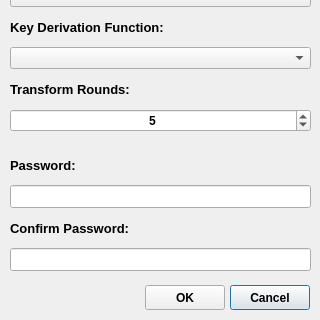
Before: the Qt Designer form Forms/DatabaseCreator.ui in AdrianoGoede/PassForge, drawn with Qt 5; both pictures show x 0 to 320 and y 250 to 570 of the 320 by 570 pixel window.
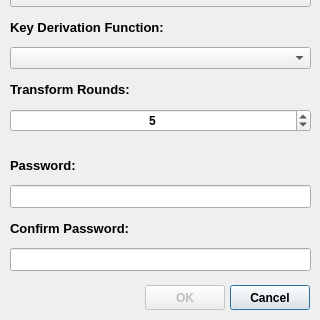
After: the same form once the commit is applied. Icons and pictures are not drawn.

What changed in the file:
```diff
--- a/Forms/DatabaseCreator.ui
+++ b/Forms/DatabaseCreator.ui
@@ -53,6 +53,9 @@
    </property>
   </widget>
   <widget class="QPushButton" name="OkPushButton">
+   <property name="enabled">
+    <bool>false</bool>
+   </property>
    <property name="geometry">
     <rect>
      <x>145</x>
@@ -79,7 +82,7 @@
     <iconset theme="QIcon::ThemeIcon::DocumentSave"/>
    </property>
   </widget>
-  <widget class="QWidget" name="">
+  <widget class="QWidget" name="layoutWidget">
    <property name="geometry">
     <rect>
      <x>0</x>
```
Left out of the diff: 6 changed lines with no effect on the pictures.
